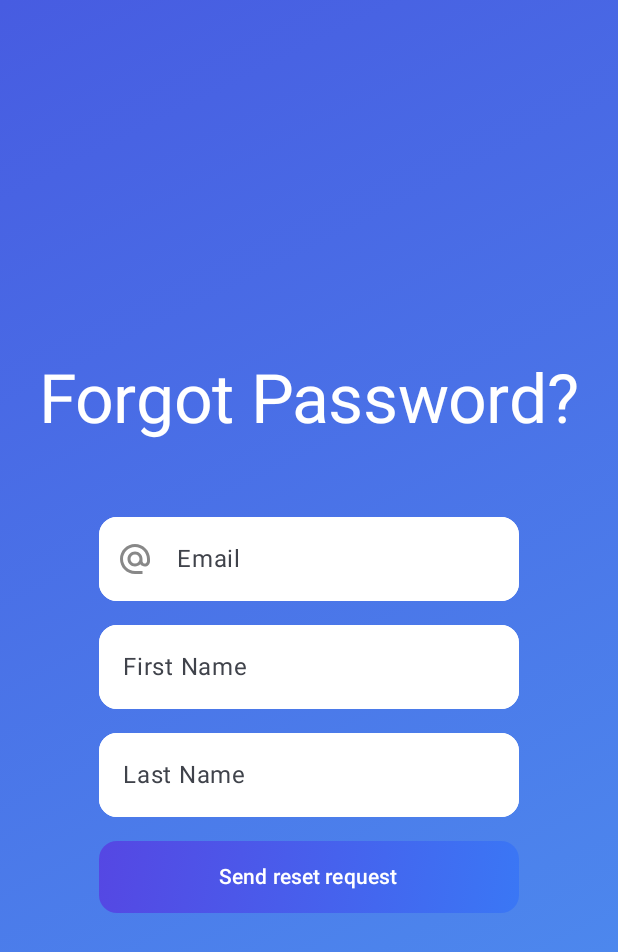
After one commit to Ahmetkaragunlu/FinanceAI, an Android app built with Jetpack Compose: the PasswordResetRequestScreen screen opened through its navigation route, on a phone screen of 412 x 824 dp. The commit adds this screen. Shown: the top 952 px of the screen. Run offline under Robolectric (Android 15) with nearby library versions, the phone set to English and light mode, and no system bars; our stand-ins replace Dagger/Hilt's generated code, Firebase (no records; nobody signed in at launch, a user with empty details on screens opened directly); libraries missing offline, so code that uses them is left out: androidx.hilt.lifecycle.

Commit message:
Password reset functionality added; works with web form and application deep link.

```diff
--- a/app/src/main/java/com/ahmetkaragunlu/financeai/firebaseRepo/AuthRepository.kt
+++ b/app/src/main/java/com/ahmetkaragunlu/financeai/firebaseRepo/AuthRepository.kt
@@ -12,4 +12,6 @@ interface AuthRepository {
     suspend fun signInWithGoogle(account: GoogleSignInAccount)
     suspend fun saveUserFirestore(user: User)
     suspend fun logOut()
+    suspend fun sendPasswordResetEmail(firstName: String, lastName: String, email: String)
+    suspend fun confirmPasswordReset(oobCode: String, newPassword: String)
 }
--- a/app/src/main/java/com/ahmetkaragunlu/financeai/navigation/FinanceNavigation.kt
+++ b/app/src/main/java/com/ahmetkaragunlu/financeai/navigation/FinanceNavigation.kt
@@ -1,29 +1,55 @@
 package com.ahmetkaragunlu.financeai.navigation
 
 import androidx.compose.runtime.Composable
+import androidx.navigation.NavType
 import androidx.navigation.compose.NavHost
 import androidx.navigation.compose.composable
 import androidx.navigation.compose.rememberNavController
+import androidx.navigation.navArgument
+import androidx.navigation.navDeepLink
+import com.ahmetkaragunlu.financeai.screens.auth.PasswordResetRequestScreen
+import com.ahmetkaragunlu.financeai.screens.auth.PasswordResetScreen
 import com.ahmetkaragunlu.financeai.screens.auth.SignInScreen
 import com.ahmetkaragunlu.financeai.screens.auth.SignUpScreen
+import com.ahmetkaragunlu.financeai.screens.dashboard.DashboardScreen
 import com.ahmetkaragunlu.financeai.screens.splash.SplashScreen
 
 @Composable
 fun FinanceNavigation() {
     val navController = rememberNavController()
-    NavHost(navController = navController, startDestination = Screens.SignUpScreen.route) {
+    NavHost(navController = navController, startDestination = Screens.SplashScreen.route) {
         composable(route = Screens.SplashScreen.route) {
             SplashScreen(navController = navController)
         }
-        composable(route = Screens.LoginScreen.route) {
+        composable(route = Screens.SignInScreen.route) {
             SignInScreen(navController = navController)
         }
         composable(route= Screens.SignUpScreen.route) {
             SignUpScreen(navController = navController)
         }
         composable(route = Screens.DashboardScreen.route) {
+            DashboardScreen()
+        }
+        composable(route = Screens.PasswordResetRequestScreen.route) {
+            PasswordResetRequestScreen(navController=navController)
+        }
+        composable(
+            route = Screens.PasswordResetScreen.route,
+            arguments = listOf(
+                navArgument("oobCode") {
+                    type = NavType.StringType
+                    nullable = true
+                    defaultValue = null
+                }
+            ),
+            deepLinks = listOf(
+                navDeepLink { uriPattern = "financeai://resetPassword?oobCode={oobCode}" }
+            )
+        ) { backStackEntry ->
+            val oobCode = backStackEntry.arguments?.getString("oobCode")
+            PasswordResetScreen(navController = navController, oobCode = oobCode)
+        }
 
-        }
     }
 
 }
--- a/app/src/main/java/com/ahmetkaragunlu/financeai/navigation/Screens.kt
+++ b/app/src/main/java/com/ahmetkaragunlu/financeai/navigation/Screens.kt
@@ -2,9 +2,12 @@ package com.ahmetkaragunlu.financeai.navigation
 
 enum class Screens(val route : String){
     SplashScreen("SplashScreen"),
-    LoginScreen("LoginScreen"),
+    SignInScreen("LoginScreen"),
     SignUpScreen("SignUpScreen"),
     DashboardScreen("DashboardScreen"),
+    PasswordResetRequestScreen("PasswordResetRequestScreen"),
+    PasswordResetScreen("password_reset_screen?oobCode={oobCode}"),
+
     AnalysisScreen("AnalysisScreen"),
     AiChatScreen("AiChatScreen"),
     SettingsScreen("Settings_Screen"),
--- a/app/src/main/java/com/ahmetkaragunlu/financeai/screens/auth/AuthExceptions.kt
+++ b/app/src/main/java/com/ahmetkaragunlu/financeai/screens/auth/AuthExceptions.kt
@@ -6,6 +6,7 @@ sealed class AuthException(message: String? = null): Exception(message) {
     object UidNotFound : AuthException ("Uid not found")
     object UserNotRegistered : AuthException ("User not registered")
     object IdTokenIsNull : AuthException("Id token is null")
+    object InvalidOobCode : AuthException("The password reset link is invalid or expired")
     class Unknown(message: String? = "Unknown error") : AuthException(message)
 
 }
--- a/app/src/main/java/com/ahmetkaragunlu/financeai/screens/auth/AuthState.kt
+++ b/app/src/main/java/com/ahmetkaragunlu/financeai/screens/auth/AuthState.kt
@@ -9,5 +9,6 @@ enum class AuthState {
     INVALID_CREDENTIALS,
     INVALID_EMAIL_OR_PASSWORD,
     USER_NOT_REGISTERED,
-    ID_TOKEN_IS_NULL
+    ID_TOKEN_IS_NULL,
+    INVALID_OOB_CODE
 }
--- /dev/null
+++ b/app/src/main/java/com/ahmetkaragunlu/financeai/screens/auth/PasswordResetRequestScreen.kt
@@ -0,0 +1,195 @@
+package com.ahmetkaragunlu.financeai.screens.auth
+
+import android.widget.Toast
+import androidx.compose.foundation.background
+import androidx.compose.foundation.layout.Arrangement
+import androidx.compose.foundation.layout.Box
+import androidx.compose.foundation.layout.Column
+import androidx.compose.foundation.layout.fillMaxSize
+import androidx.compose.foundation.layout.padding
+import androidx.compose.foundation.layout.width
+import androidx.compose.foundation.rememberScrollState
+import androidx.compose.foundation.shape.RoundedCornerShape
+import androidx.compose.foundation.text.KeyboardOptions
+import androidx.compose.foundation.verticalScroll
+import androidx.compose.material.icons.Icons
+import androidx.compose.material.icons.filled.AlternateEmail
+import androidx.compose.material3.AlertDialog
+import androidx.compose.material3.Button
+import androidx.compose.material3.ButtonDefaults
+import androidx.compose.material3.Icon
+import androidx.compose.material3.MaterialTheme
+import androidx.compose.material3.Text
+import androidx.compose.material3.TextButton
+import androidx.compose.material3.TextFieldDefaults
+import androidx.compose.runtime.Composable
+import androidx.compose.runtime.LaunchedEffect
+import androidx.compose.runtime.getValue
+import androidx.compose.ui.Alignment
+import androidx.compose.ui.Modifier
+import androidx.compose.ui.draw.clip
+import androidx.compose.ui.graphics.Brush
+import androidx.compose.ui.graphics.Color
+import androidx.compose.ui.platform.LocalContext
+import androidx.compose.ui.res.stringResource
+import androidx.compose.ui.text.input.ImeAction
+import androidx.compose.ui.text.input.KeyboardType
+import androidx.compose.ui.unit.dp
+import androidx.hilt.lifecycle.viewmodel.compose.hiltViewModel
+import androidx.lifecycle.compose.collectAsStateWithLifecycle
+import androidx.navigation.NavController
+import com.ahmetkaragunlu.financeai.R
+import com.ahmetkaragunlu.financeai.components.EditTextField
+import com.ahmetkaragunlu.financeai.navigation.Screens
+import com.ahmetkaragunlu.financeai.viewmodel.AuthViewModel
+
+@Composable
+fun PasswordResetRequestScreen(
+    modifier: Modifier = Modifier,
+    authViewModel: AuthViewModel = hiltViewModel(),
+    navController : NavController
+) {
+    val whiteColors = TextFieldDefaults.colors(
+        focusedContainerColor = Color.White,
+        unfocusedContainerColor = Color.White,
+        focusedIndicatorColor = Color.White,
+        unfocusedIndicatorColor = Color.White,
+        focusedLabelColor = Color.White
+    )
+    val context = LocalContext.current
+    val uiState by authViewModel.authState.collectAsStateWithLifecycle()
+
+    LaunchedEffect(uiState) {
+        when (uiState) {
+            AuthState.SUCCESS -> {
+                authViewModel.showDialog = true
+            }
+            AuthState.USER_NOT_REGISTERED -> {
+                Toast.makeText(context, context.getString(R.string.user_not_found), Toast.LENGTH_SHORT).show()
+            }
+            AuthState.FAILURE -> {
+                Toast.makeText(context, context.getString(R.string.failure), Toast.LENGTH_SHORT).show()
+            }
+            else -> Unit
+        }
+        authViewModel.resetAuthState()
+    }
+
+    Box (
+        modifier =
+            modifier.fillMaxSize().verticalScroll(rememberScrollState())
+                .background(
+                    brush = Brush.linearGradient(
+                        colors = listOf(
+                            Color(0xFF475ce1),
+                            Color(0xFF4e91f0)
+                        )
+                    )
+                )
+    ){
+        Column(
+            horizontalAlignment = Alignment.CenterHorizontally,
+            verticalArrangement = Arrangement.spacedBy(8.dp),
+             modifier = modifier.fillMaxSize().padding(top = 240.dp)
+        ) {
+            Text(
+                text = stringResource(R.string.forgot_password),
+                color = MaterialTheme.colorScheme.onPrimary,
+                style = MaterialTheme.typography.displayMedium,
+                modifier = modifier.padding(bottom = 36.dp)
+            )
+            EditTextField(
+                value = authViewModel.inputEmail,
+                onValueChange = {authViewModel.updateEmail(it)},
+                leadingIcon = {
+                    Icon(
+                        imageVector = Icons.Default.AlternateEmail,
+                        contentDescription = null,
+                        tint = Color.Gray
+                    )
+                },
+                label = R.string.email,
+                keyboardOptions = KeyboardOptions.Default.copy(
+                    imeAction = ImeAction.Next,
+                    keyboardType = KeyboardType.Email
+                ),
+                supportingText = if (authViewModel.emailSupportingText()) R.string.error_email else null,
+                colors = whiteColors
+            )
+            EditTextField(
+                value = authViewModel.inputFirstName,
+                onValueChange = {authViewModel.updateFirstName(it)},
+                label = R.string.first_name,
+                keyboardOptions = KeyboardOptions.Default.copy(
+                    imeAction = ImeAction.Next,
+                    keyboardType = KeyboardType.Text
+                ),
+                supportingText = if (authViewModel.firstNameSupportingText()) R.string.error_firstName else null,
+                colors = whiteColors
+            )
+            EditTextField(
+                value = authViewModel.inputLastName,
+                onValueChange = {authViewModel.updateLastName(it)},
+                label = R.string.last_name,
+                keyboardOptions = KeyboardOptions.Default.copy(
+                    imeAction = ImeAction.Done,
+                    keyboardType = KeyboardType.Text
+                ),
+                supportingText = if (authViewModel.lastNameSupportingText()) R.string.error_lastName else null,
+                colors = whiteColors
+            )
+            Button(
+                onClick = {
+                    if (authViewModel.isValidResetRequestPassword()) {
+                        authViewModel.sendPasswordReset(
+                            email = authViewModel.inputEmail,
+                            firstName = authViewModel.inputFirstName,
+                            lastName = authViewModel.inputLastName
+                        )
+                    } else {
+                        Toast.makeText(
+                            context, context.getString(R.string.fill_all_fields_correctly),
+                            Toast.LENGTH_SHORT
+                        ).show()
+                    }
+                },
+                modifier =
+                    modifier
+                        .padding(top = 8.dp)
+                        .width(280.dp)
+                        .clip(shape = RoundedCornerShape(12.dp))
+                        .background(
+                            brush = Brush.linearGradient(
+                                colors = listOf(
+                                    Color(0xFF5547e3),
+                                    Color(0xFF3a77f5)
+                                )
+                            )
+                        ),
+                colors = ButtonDefaults.buttonColors(containerColor = Color.Transparent),
+
+                ) {
+                Text(
+                    text = stringResource(R.string.send_reset_request)
+                )
+            }
+            if (authViewModel.showDialog) {
+                AlertDialog(
+                    onDismissRequest = {  },
+                    title = { Text(text = stringResource(R.string.success)) },
+                    text = { Text(text = stringResource(R.string.reset_request_sent)) },
+                    confirmButton = {
+                        TextButton(onClick = {
+                            authViewModel.showDialog = false
+                            navController.navigate(Screens.SignInScreen.route)
+                        }) {
+                            Text(text = stringResource(R.string.ok))
+                        }
+                    }
+                )
+            }
+
+        }
+    }
+
+}
--- a/app/src/main/java/com/ahmetkaragunlu/financeai/screens/splash/SplashScreen.kt
+++ b/app/src/main/java/com/ahmetkaragunlu/financeai/screens/splash/SplashScreen.kt
@@ -1,6 +1,5 @@
 package com.ahmetkaragunlu.financeai.screens.splash
 
-import androidx.compose.foundation.Image
 import androidx.compose.foundation.background
 import androidx.compose.foundation.layout.Arrangement
 import androidx.compose.foundation.layout.Column
@@ -15,7 +14,6 @@ import androidx.compose.ui.geometry.Offset
 import androidx.compose.ui.graphics.Brush
 import androidx.compose.ui.graphics.Color
 import androidx.compose.ui.res.painterResource
-import androidx.compose.ui.tooling.preview.Preview
 import androidx.navigation.NavController
 import com.ahmetkaragunlu.financeai.navigation.Screens
 import kotlinx.coroutines.delay
@@ -28,7 +26,7 @@ fun SplashScreen(
 ) {
     LaunchedEffect(key1 = Unit) {
         delay(3000)
-        navController.navigate(Screens.LoginScreen.route)
+        navController.navigate(Screens.SignInScreen.route)
     }
     Column(
         modifier = modifier
--- a/app/src/main/res/values/strings.xml
+++ b/app/src/main/res/values/strings.xml
@@ -3,14 +3,21 @@
     <string name="finance_ai">Finance AI</string>
     <string name="create_an_account">Create an account</string>
     <string name="password">Password</string>
+    <string name="new_password">New Password</string>
+    <string name="confirm_password">Confirm Password</string>
     <string name="email">Email</string>
     <string name="error_lastName">Must be at least 2 characters long</string>
     <string name="error_email">Enter a valid email address</string>
     <string name="error_password">Password must be at least 6 digits long</string>
     <string name="sign_up">Sign Up</string>
+    <string name="send_reset_request">Send reset request</string>
+    <string name="success">Success</string>
+    <string name="reset_request_sent">Password reset request sent. Please check your email.</string>
+    <string name="ok">OK</string>
     <string name="fill_all_fields_correctly">Please fill all fields correctly</string>
     <string name="web_client_id">286334851267-0nn0v0ms9f62094u4odu874drlkj1ge9.apps.googleusercontent.com</string>
     <string name="failure">Failure</string>
+    <string name="sign_in_with_Google">Sign in with Google</string>
     <string name="error_firstName">Must be at least 3 characters long</string>
     <string name="already_have_an_account">Already have an account?</string>
     <string name="first_name">First Name</string>
@@ -19,9 +26,12 @@
     <string name="user_not_found">User not found</string>
     <string name="invalid_email_or_password">Invalid email or password</string>
     <string name="forgot_password">Forgot Password?</string>
+    <string name="reset_password">Reset Password</string>
     <string name="error_email_exists">This email is already registered</string>
     <string name="error_name_exists">This name already exists</string>
     <string name="account_created_successfully">Account created successfully</string>
     <string name="registration_failed">Registration failed</string>
+    <string name="your_password_has_been_changed_successfully">Your password has been changed successfully</string>
+    <string name="your_link_has_expired">Your link has expired</string>
 
 </resources>
```
Also changed, not shown: app/src/main/AndroidManifest.xml (+18 -1 lines), app/src/main/java/com/ahmetkaragunlu/financeai/di/AppModule.kt (+1 -6 lines), app/src/main/java/com/ahmetkaragunlu/financeai/firebaseRepo/AuthRepositoryImpl.kt (+44 -0 lines), app/src/main/java/com/ahmetkaragunlu/financeai/screens/auth/PasswordResetScreen.kt (added, +218 -0 lines), app/src/main/java/com/ahmetkaragunlu/financeai/screens/auth/SignInScreen.kt (+17 -8 lines), app/src/main/java/com/ahmetkaragunlu/financeai/screens/auth/SignUpScreen.kt (+4 -6 lines), app/src/main/java/com/ahmetkaragunlu/financeai/viewmodel/AuthViewModel.kt (+49 -5 lines), app/src/main/res/drawable/google.png (added).
